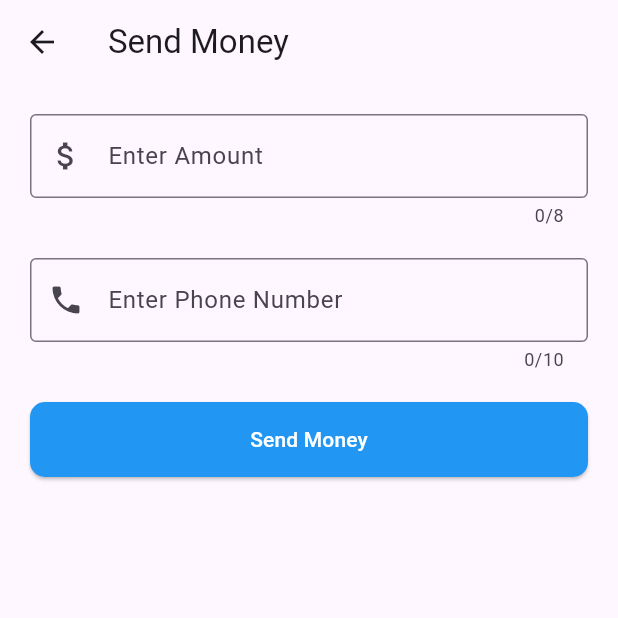
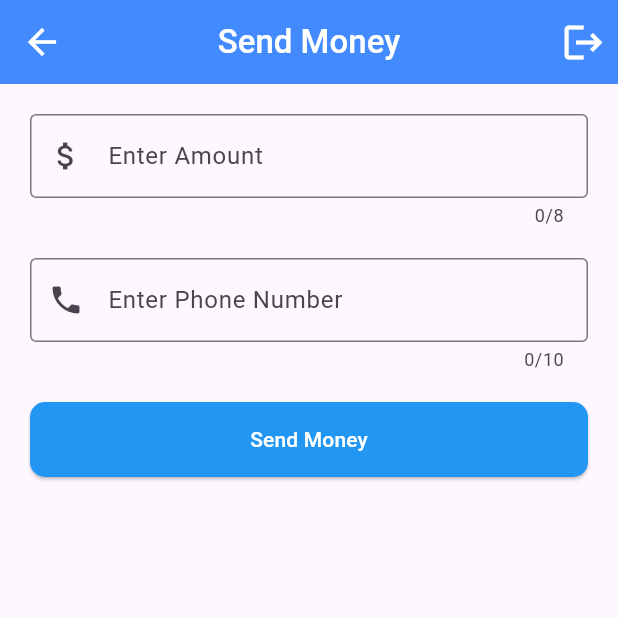
Before and after one commit to gangadhar1112/sendmoney_flutter, a Flutter app: the DashboardScreen screen opened directly, after a tap on "Send Money", on a phone screen of 412 x 824 dp, the top half of it. Run offline on Flutter 3.47's test engine with Material 3 defaults, Android fonts, the phone set to English and light mode, and no system bars; our stand-ins replace cloud_firestore, connectivity_plus, equatable, firebase_core, flutter_bloc, shared_preferences; accounts and stored records are empty.

Commit message:
Added logout and button changes and login validations.

```diff
--- a/lib/main.dart
+++ b/lib/main.dart
@@ -3,7 +3,8 @@
 import 'package:flutter/material.dart';
 
 import 'package:firebase_core/firebase_core.dart';
-import 'dashboard/dashboard_screen.dart';
+import 'package:sendmoney_interview/ui/dashboard/dashboard_screen.dart';
+import 'package:sendmoney_interview/ui/login/login_screen.dart';
 import 'firebase_options.dart';
 import 'local_storage/local_storage.dart';
 
@@ -54,7 +55,7 @@
       theme: ThemeData(
         primarySwatch: Colors.blue,
       ),
-      home:  const DashboardScreen(),
+      home:  const LoginPage(),
     );
   }
 }
--- a/lib/dashboard/dashboard_screen.dart
+++ b/lib/ui/dashboard/dashboard_screen.dart
@@ -1,32 +1,22 @@
 import 'package:flutter/material.dart';
-import 'package:sendmoney_interview/send_money/screen/send_money_screen.dart';
-import 'package:sendmoney_interview/transaction_history/screen/transaction_screen.dart';
+import 'package:sendmoney_interview/utils/common_app_bar.dart';
 
+import '../../utils/bottom_sheet_dialog.dart';
+import '../send_money/screen/send_money_screen.dart';
+import '../transaction_history/screen/transaction_screen.dart';
 import 'dashboard_balance.dart';
 
 class DashboardScreen extends StatelessWidget {
   const DashboardScreen({super.key});
 
+
+
+
   @override
   Widget build(BuildContext context) {
     return Scaffold(
-      appBar: AppBar(
-        title: const Text('Wallet',
-            style: TextStyle(color: Colors.white, fontWeight: FontWeight.w500)),
-        backgroundColor: Colors.blueAccent,
-        centerTitle: true,
-        leading: const Icon(Icons.menu_rounded, color: Colors.white),
-        actions: const [
-          Padding(
-            padding: EdgeInsets.all(8.0),
-            child: Icon(
-              Icons.search,
-              color: Colors.white,
-              size: 30,
-            ),
-          ),
-        ],
-      ),
+
+      appBar: const CommonAppBar(title: 'Wallet',showBackButton: false,),
       body: Center(
         child: Column(
           mainAxisAlignment: MainAxisAlignment.start,
--- a/lib/send_money/screen/send_money_screen.dart
+++ b/lib/ui/send_money/screen/send_money_screen.dart
@@ -1,6 +1,9 @@
 import 'package:flutter/material.dart';
 import 'package:flutter_bloc/flutter_bloc.dart';
-import 'package:sendmoney_interview/send_money/bloc/send_money_bloc.dart';
+
+import '../../../utils/bottom_sheet_dialog.dart';
+import '../../../utils/common_app_bar.dart';
+import '../bloc/send_money_bloc.dart';
 
 class SendMoney extends StatelessWidget {
   const SendMoney({super.key});
@@ -60,7 +63,8 @@
   @override
   Widget build(BuildContext context) {
     return Scaffold(
-      appBar: AppBar(title: const Text('Send Money')),
+      appBar: const CommonAppBar(title: 'Send Money',),
+
       body: Padding(
         padding: const EdgeInsets.all(20.0),
         child: Column(
--- a/lib/transaction_history/bloc/transaction_bloc.dart
+++ b/lib/ui/transaction_history/bloc/transaction_bloc.dart
@@ -1,10 +1,10 @@
 import 'dart:async';
 import 'package:flutter_bloc/flutter_bloc.dart';
 import 'package:cloud_firestore/cloud_firestore.dart';
-import 'package:sendmoney_interview/transaction_history/bloc/transaction_events.dart';
-import 'package:sendmoney_interview/transaction_history/bloc/transaction_state.dart';
+import 'package:sendmoney_interview/ui/transaction_history/bloc/transaction_events.dart';
+import 'package:sendmoney_interview/ui/transaction_history/bloc/transaction_state.dart';
 
-import '../../local_storage/local_storage.dart';
+import '../../../local_storage/local_storage.dart';
 
 class RetrieveTransactionsBloc
     extends Bloc<RetrieveTransactionsEvent, RetrieveTransactionsState> {
--- /dev/null
+++ b/lib/utils/common_app_bar.dart
@@ -0,0 +1,56 @@
+import 'package:flutter/material.dart';
+import 'package:sendmoney_interview/utils/bottom_sheet_dialog.dart';
+
+class CommonAppBar extends StatelessWidget implements PreferredSizeWidget {
+  final String title;
+  final bool showLogout;
+  final bool showBackButton;
+  final IconData backIcon;
+
+
+  const CommonAppBar({
+    super.key,
+    required this.title,
+    this.showLogout = true,
+    this.showBackButton = true,
+    this.backIcon = Icons.arrow_back, // Default back icon
+  });
+
+  @override
+  Widget build(BuildContext context) {
+    return AppBar(
+      title: Text(
+        title,
+        style: const TextStyle(color: Colors.white, fontWeight: FontWeight.w500),
+      ),
+      backgroundColor: Colors.blueAccent,
+      centerTitle: true,
+      leading: showBackButton
+          ? IconButton(
+        icon: Icon(backIcon, color: Colors.white, size: 28), // Custom back icon
+        onPressed: () => Navigator.pop(context),
+      )
+          : const Icon(Icons.menu_rounded, color: Colors.white),
+      actions: showLogout
+          ? [
+        Padding(
+          padding: const EdgeInsets.all(8.0),
+          child: InkWell(
+            onTap: () {
+              showLogoutBottomSheet(context);
+            },
+            child: const Icon(
+              Icons.logout,
+              color: Colors.white,
+              size: 30,
+            ),
+          ),
+        ),
+      ]
+          : null,
+    );
+  }
+
+  @override
+  Size get preferredSize => const Size.fromHeight(kToolbarHeight);
+}
--- a/pubspec.yaml
+++ b/pubspec.yaml
@@ -67,7 +67,8 @@
   uses-material-design: true
 
   # To add assets to your application, add an assets section, like this:
-  # assets:
+  assets:
+     - assets/
   #   - images/a_dot_burr.jpeg
   #   - images/a_dot_ham.jpeg
 
```
Also changed, not shown: lib/ui/login/login_screen.dart (added, +151 -0 lines), lib/ui/transaction_history/screen/transaction_screen.dart (renamed from lib/transaction_history/screen/transaction_screen.dart, +4 -4 lines), lib/utils/bottom_sheet_dialog.dart (added, +72 -0 lines), assets/digital_wallet.png (added), lib/ui/dashboard/dashboard_balance.dart (renamed from lib/dashboard/dashboard_balance.dart), lib/ui/send_money/bloc/send_money_bloc.dart (renamed from lib/send_money/bloc/send_money_bloc.dart), lib/ui/send_money/bloc/send_money_events.dart (renamed from lib/send_money/bloc/send_money_events.dart), lib/ui/send_money/bloc/send_money_state.dart (renamed from lib/send_money/bloc/send_money_state.dart), lib/ui/transaction_history/bloc/transaction_events.dart (renamed from lib/transaction_history/bloc/transaction_events.dart), lib/ui/transaction_history/bloc/transaction_state.dart (renamed from lib/transaction_history/bloc/transaction_state.dart).
